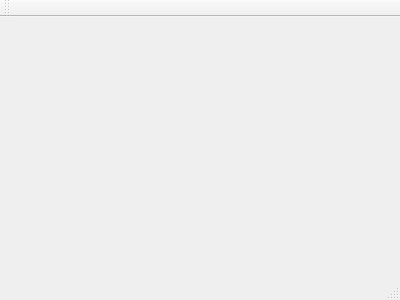
First picture: the form in ui/mainwindow.ui, repository koromodako/picsou, before the edit.
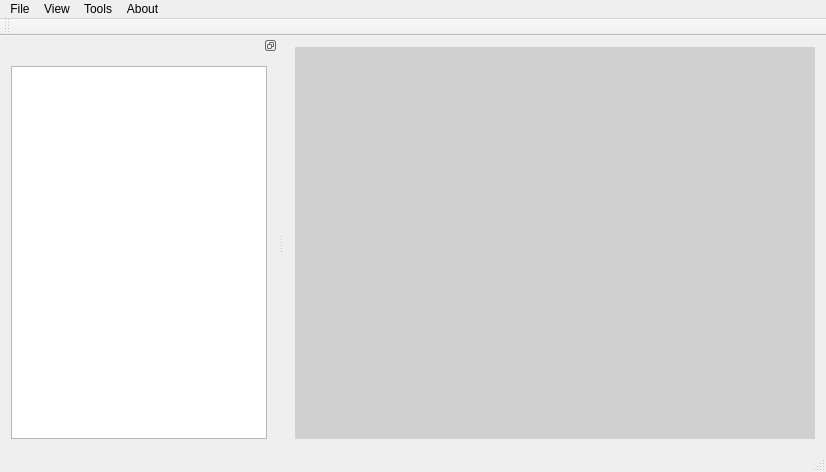
Second picture: the form after the edit.

The edit to the form file:
```diff
--- a/ui/mainwindow.ui
+++ b/ui/mainwindow.ui
@@ -1,24 +1,173 @@
 <ui version="4.0">
  <class>MainWindow</class>
- <widget class="QMainWindow" name="MainWindow" >
-  <property name="geometry" >
+ <widget class="QMainWindow" name="MainWindow">
+  <property name="geometry">
    <rect>
     <x>0</x>
     <y>0</y>
-    <width>400</width>
-    <height>300</height>
+    <width>826</width>
+    <height>472</height>
    </rect>
   </property>
   <property name="windowTitle" >
    <string>MainWindow</string>
   </property>
-  <widget class="QMenuBar" name="menuBar" />
-  <widget class="QToolBar" name="mainToolBar" />
-  <widget class="QWidget" name="centralWidget" />
-  <widget class="QStatusBar" name="statusBar" />
+  <widget class="QWidget" name="centralWidget">
+   <layout class="QVBoxLayout" name="verticalLayout">
+    <item>
+     <widget class="QMdiArea" name="mdi">
+      <property name="background">
+       <brush brushstyle="SolidPattern">
+        <color alpha="255">
+         <red>208</red>
+         <green>208</green>
+         <blue>208</blue>
+        </color>
+       </brush>
+      </property>
+     </widget>
+    </item>
+   </layout>
+  </widget>
+  <widget class="QMenuBar" name="menu_bar">
+   <property name="geometry">
+    <rect>
+     <x>0</x>
+     <y>0</y>
+     <width>826</width>
+     <height>20</height>
+    </rect>
+   </property>
+   <widget class="QMenu" name="menu_file">
+    <property name="title">
+     <string>File</string>
+    </property>
+    <addaction name="separator"/>
+    <addaction name="action_new"/>
+    <addaction name="action_open"/>
+    <addaction name="action_close"/>
+    <addaction name="separator"/>
+    <addaction name="action_save"/>
+    <addaction name="action_save_as"/>
+    <addaction name="separator"/>
+    <addaction name="action_quit"/>
+   </widget>
+   <widget class="QMenu" name="menu_tools">
+    <property name="title">
+     <string>Tools</string>
+    </property>
+    <addaction name="action_statistics"/>
+   </widget>
+   <widget class="QMenu" name="menu_about">
+    <property name="title">
+     <string>About</string>
+    </property>
+    <addaction name="action_about_picsou"/>
+    <addaction name="action_about_qt"/>
+    <addaction name="separator"/>
+    <addaction name="action_star_me_on_github"/>
+   </widget>
+   <widget class="QMenu" name="menu_view">
+    <property name="title">
+     <string>View</string>
+    </property>
+   </widget>
+   <addaction name="menu_file"/>
+   <addaction name="menu_view"/>
+   <addaction name="menu_tools"/>
+   <addaction name="menu_about"/>
+  </widget>
+  <widget class="QToolBar" name="tool_bar">
+   <attribute name="toolBarArea">
+    <enum>TopToolBarArea</enum>
+   </attribute>
+   <attribute name="toolBarBreak">
+    <bool>false</bool>
+   </attribute>
+  </widget>
+  <widget class="QStatusBar" name="status_bar"/>
+  <widget class="QDockWidget" name="sidebar_dock">
+   <property name="features">
+    <set>QDockWidget::DockWidgetFloatable</set>
+   </property>
+   <property name="allowedAreas">
+    <set>Qt::LeftDockWidgetArea|Qt::RightDockWidgetArea</set>
+   </property>
+   <attribute name="dockWidgetArea">
+    <number>1</number>
+   </attribute>
+   <widget class="QWidget" name="dockWidgetContents">
+    <layout class="QVBoxLayout" name="verticalLayout_2">
+     <item>
+      <widget class="QTreeWidget" name="tree">
+       <property name="animated">
+        <bool>true</bool>
+       </property>
+       <attribute name="headerVisible">
+        <bool>false</bool>
+       </attribute>
+       <column>
+        <property name="text">
+         <string notr="true">1</string>
+        </property>
+       </column>
+      </widget>
+     </item>
+    </layout>
+   </widget>
+  </widget>
+  <action name="action_new">
+   <property name="text">
+    <string>New...</string>
+   </property>
+  </action>
+  <action name="action_open">
+   <property name="text">
+    <string>Open...</string>
+   </property>
+  </action>
+  <action name="action_quit">
+   <property name="text">
+    <string>Quit</string>
+   </property>
+  </action>
+  <action name="action_close">
+   <property name="text">
+    <string>Close</string>
+   </property>
+  </action>
+  <action name="action_about_picsou">
+   <property name="text">
+    <string>About Picsou...</string>
+   </property>
+  </action>
+  <action name="action_about_qt">
+   <property name="text">
+    <string>About Qt...</string>
+   </property>
+  </action>
+  <action name="action_star_me_on_github">
+   <property name="text">
+    <string>Star me on Github !</string>
+   </property>
+  </action>
+  <action name="action_save">
+   <property name="text">
+    <string>Save</string>
+   </property>
+  </action>
+  <action name="action_save_as">
+   <property name="text">
+    <string>Save as...</string>
+   </property>
+  </action>
+  <action name="action_statistics">
+   <property name="text">
+    <string>Statistics</string>
+   </property>
+  </action>
  </widget>
- <layoutDefault spacing="6" margin="11" />
- <pixmapfunction></pixmapfunction>
+ <layoutdefault spacing="6" margin="11"/>
  <resources/>
  <connections/>
 </ui>
```
Left out of the diff: 3 changed lines with no effect on the pictures.
